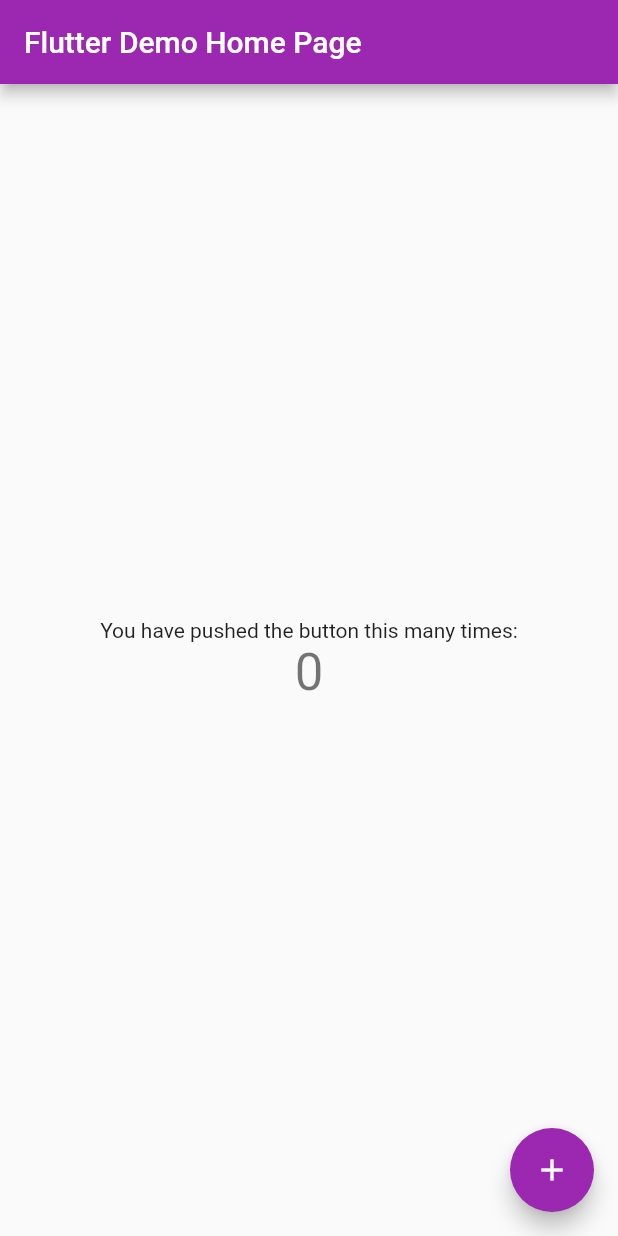
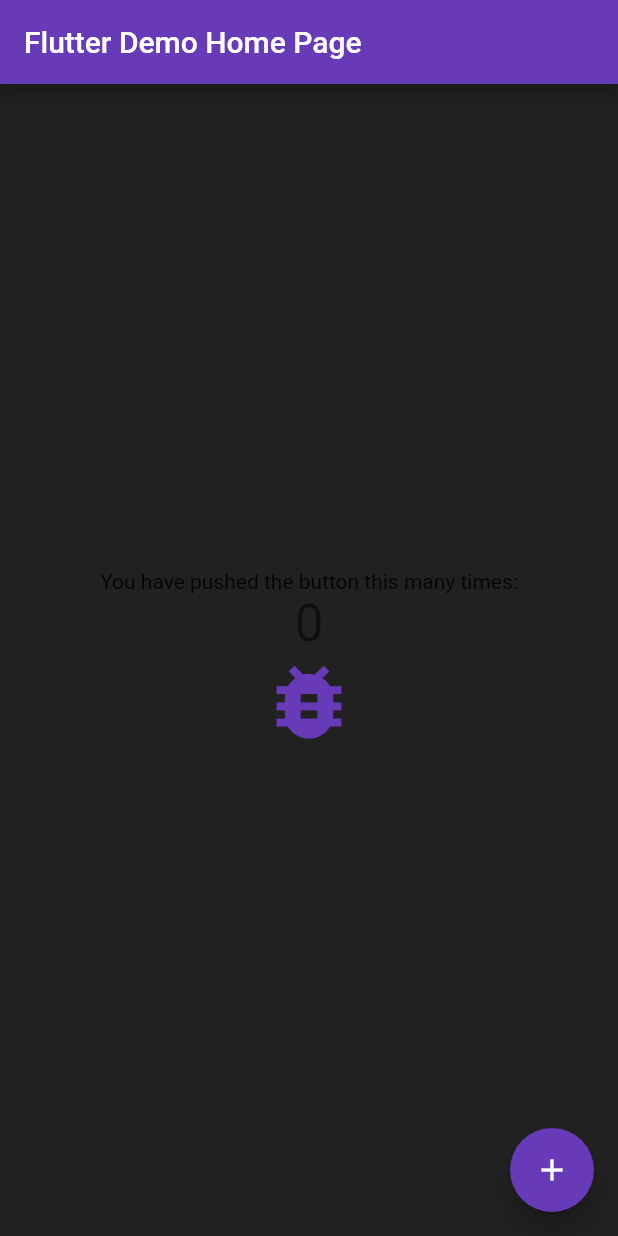
Before and after one commit to Gabriel-Hen/introdu-oFlutter, a Flutter app: the screen it shows after launch, on a phone screen of 412 x 824 dp. Run offline on Flutter 3.47's test engine with Material 2 defaults, Android fonts, the phone set to English and light mode, and no system bars.

Commit message:
widgets e colors

```diff
--- a/lib/main.dart
+++ b/lib/main.dart
@@ -15,16 +15,8 @@ class MyApp extends StatelessWidget {
     return MaterialApp(
       title: 'Flutter Demo',
       theme: ThemeData(
-        // This is the theme of your application.
-        //
-        // Try running your application with "flutter run". You'll see the
-        // application has a blue toolbar. Then, without quitting the app, try
-        // changing the primarySwatch below to Colors.green and then invoke
-        // "hot reload" (press "r" in the console where you ran "flutter run",
-        // or simply save your changes to "hot reload" in a Flutter IDE).
-        // Notice that the counter didn't reset back to zero; the application
-        // is not restarted.
-        primarySwatch: Colors.purple,
+        primarySwatch: Colors.deepPurple,
+        scaffoldBackgroundColor: Colors.grey.shade900
       ),
       home: const MyHomePage(title: 'Flutter Demo Home Page'),
     );
@@ -106,6 +98,9 @@ class _MyHomePageState extends State<MyHomePage> {
               '$_counter',
               style: Theme.of(context).textTheme.headline4,
             ),
+            Icon(
+                Icons.bug_report,size: 65 , color: Theme.of(context).primaryColor
+            )
           ],
         ),
       ),
```
Also changed, not shown: img/shrek-dancing.gif (added).
